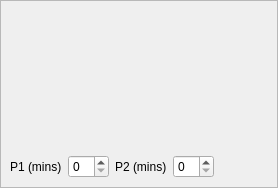
Qt form mqt/MqtLogger/tstatsdispframe.ui (Rsclub22/Minos2-Mirror) before a commit.
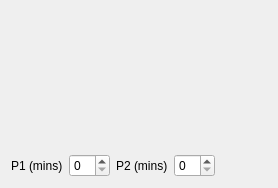
The same form after that commit.

Commit message: Remove lots of frame lines

Diff of the .ui file:
```diff
--- a/mqt/MqtLogger/tstatsdispframe.ui
+++ b/mqt/MqtLogger/tstatsdispframe.ui
@@ -20,50 +20,11 @@
    <string/>
   </property>
   <property name="frameShadow">
-   <enum>QFrame::Raised</enum>
+   <enum>QFrame::Plain</enum>
   </property>
   <property name="lineWidth">
    <number>0</number>
   </property>
-  <layout class="QVBoxLayout" name="verticalLayout_2">
-   <property name="spacing">
-    <number>0</number>
-   </property>
-   <property name="leftMargin">
-    <number>0</number>
-   </property>
-   <property name="topMargin">
-    <number>0</number>
-   </property>
-   <property name="rightMargin">
-    <number>0</number>
-   </property>
-   <property name="bottomMargin">
-    <number>0</number>
-   </property>
-   <item>
-    <widget class="QScrollArea" name="scrollArea">
-     <property name="focusPolicy">
-      <enum>Qt::NoFocus</enum>
-     </property>
-     <property name="widgetResizable">
-      <bool>true</bool>
-     </property>
-     <widget class="QWidget" name="scrollAreaWidgetContents">
-      <property name="geometry">
-       <rect>
-        <x>0</x>
-        <y>0</y>
-        <width>276</width>
-        <height>186</height>
-       </rect>
-      </property>
-      <property name="sizePolicy">
-       <sizepolicy hsizetype="Expanding" vsizetype="Expanding">
-        <horstretch>0</horstretch>
-        <verstretch>0</verstretch>
-       </sizepolicy>
-      </property>
       <layout class="QVBoxLayout" name="verticalLayout">
        <item>
         <widget class="QLabel" name="SLabel1">
@@ -125,10 +86,6 @@
           </spacer>
          </item>
         </layout>
-       </item>
-      </layout>
-     </widget>
-    </widget>
    </item>
   </layout>
  </widget>
```
Lines whose indentation alone changed are shown as unchanged. The commit also changes 17 other files.
